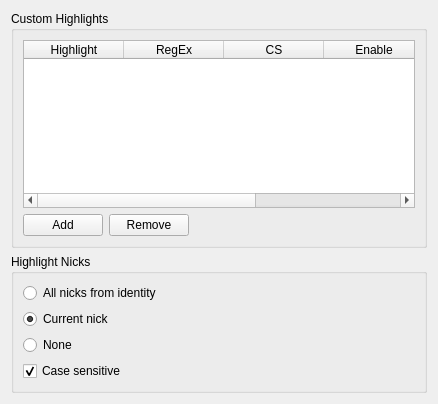
This is src/qtui/settingspages/highlightsettingspage.ui in quassel/quassel as Qt 5 draws it before an edit. The edited form follows.
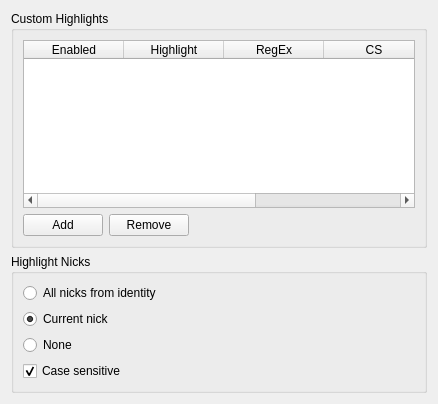
This is the edited form.

Commit message:
client: Unify Local/Remote Highlights table order
Put "Enabled" at front of Local Highlights table column order,
matching the ordering and name of Remote Highlights.

What changed in the file:
```diff
--- a/src/qtui/settingspages/highlightsettingspage.ui
+++ b/src/qtui/settingspages/highlightsettingspage.ui
@@ -28,6 +28,11 @@
         <property name="styleSheet">
          <string notr="true"/>
         </property>
+        <column>
+         <property name="text">
+          <string>Enabled</string>
+         </property>
+        </column>
         <column>
          <property name="text">
           <string>Highlight</string>
@@ -43,11 +48,6 @@
           <string>CS</string>
          </property>
         </column>
-        <column>
-         <property name="text">
-          <string>Enable</string>
-         </property>
-        </column>
         <column>
          <property name="text">
           <string>Channel</string>
```
The commit also changes 2 other files.
